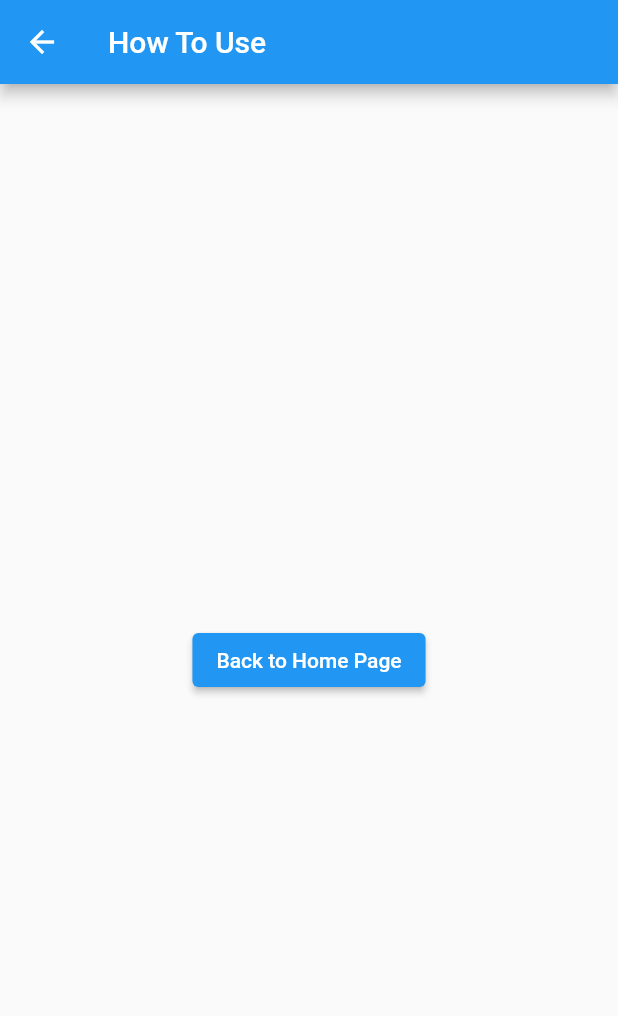
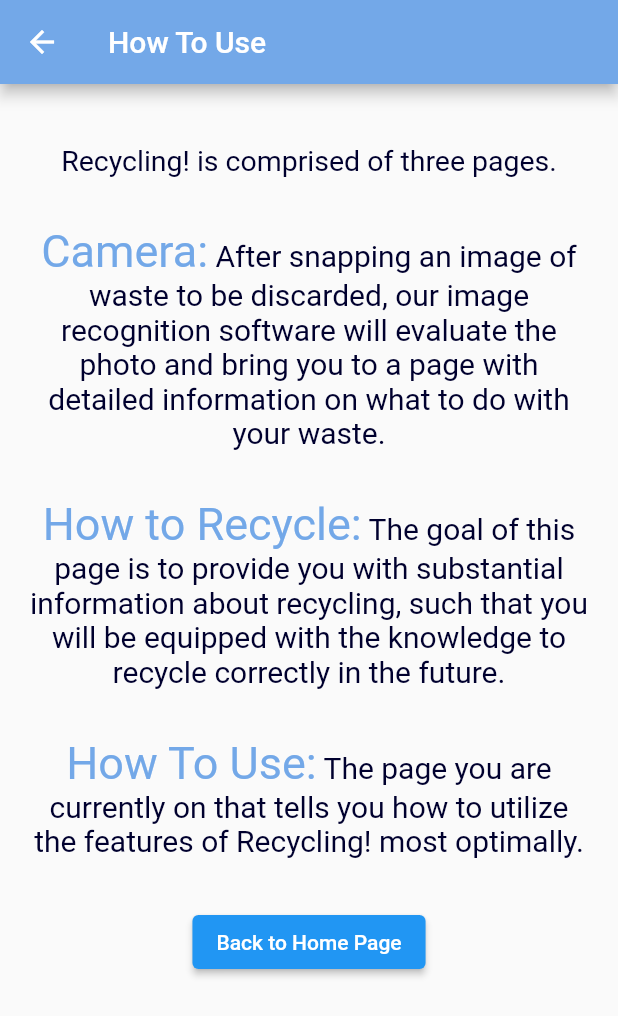
Before and after one commit to Vicolee/recycle-mobile-app, a Flutter app: the HowToUse screen opened directly, on a phone screen of 412 x 824 dp. Shown: the top 1016 px of the screen. Run offline on Flutter 3.47's test engine with Material 2 defaults, Android fonts, the phone set to English and light mode, and no system bars.

Commit message:
first commit

```diff
--- a/recycle_app/lib/how_to_use.dart
+++ b/recycle_app/lib/how_to_use.dart
@@ -1,20 +1,77 @@
 import 'package:flutter/material.dart';
+import 'package:flutter/gestures.dart';
+import 'package:recycle_app/camera.dart';
+import 'package:recycle_app/how_to_use.dart';
+import 'package:recycle_app/info.dart';
+import 'package:recycle_app/pgraph.dart';
 
 class HowToUse extends StatelessWidget {
   @override
   Widget build(BuildContext context) {
     return Scaffold(
         appBar: AppBar(
-        title: Text("How To Use"),
+          title: Text(
+            "How To Use",
+          ), // style: TextStyle(color: Color.fromRGBO(0, 0, 46, 1))
+          backgroundColor: Color.fromRGBO(115, 168, 232, 1),
         ),
-      body: Center(
-        child: ElevatedButton(
+        body: Container(
+          margin: new EdgeInsets.only(top: 40, left: 18, right: 18),
+          child: Column(
+            mainAxisSize: MainAxisSize.min,
+            children: <Widget>[
+              Center(
+                child: Text(
+                  'Recycling! is comprised of three pages.',
+                  style: TextStyle(
+                    color: Color.fromRGBO(0, 0, 46, 1),
+                    fontSize: 19,
+                  ),
+                  textAlign: TextAlign.center,
+                ),
+              ),
+              Text('\n'),
+
+              // Information about Camera page
+              // the word 'Camera' is linked to the Camera page (see Navigator.push...)
+              // 'Camera' also is enlarged
+              PGraph(
+                link: 'Camera:',
+                paragraph:
+                    ' After snapping an image of waste to be discarded, our image recognition software will evaluate the photo and bring you to a page with detailed information on what to do with your waste.',
+              ),
+
+              Text('\n'),
+
+              // Information about How To Recycle page
+              // the phrase 'How To Recycle' is linked to the Info page (see Navigator.push...)
+              // 'How To Recycle' also is enlarged
+              PGraph(
+                  link: 'How to Recycle:',
+                  paragraph:
+                      ' The goal of this page is to provide you with substantial information about recycling, such that you will be equipped with the knowledge to recycle correctly in the future.'),
+
+              Text('\n'),
+
+              // // Information about How to Use page
+              // the phrase 'How to Use' is linked to the How to Use page (see Navigator.push...)
+              // 'How to Use' also is enlarged
+              PGraph(
+                  link: 'How To Use:',
+                  paragraph:
+                      ' The page you are currently on that tells you how to utilize the features of Recycling! most optimally.'),
+
+              Text('\n'),
+
+              // TODO: COULD CHANGE THIS BUTTON INTO LOGO THAT GOES BACK TO HOME PAGE
+              ElevatedButton(
                 onPressed: () {
                   Navigator.pop(context);
                 },
                 child: Text('Back to Home Page'),
+              )
+            ],
           ),
-      ),
-    );
+        ));
   }
 }
--- /dev/null
+++ b/recycle_app/lib/pgraph.dart
@@ -0,0 +1,58 @@
+import 'package:flutter/material.dart';
+import 'package:flutter/gestures.dart';
+import 'package:recycle_app/camera.dart';
+import 'package:recycle_app/how_to_use.dart';
+import 'package:recycle_app/info.dart';
+
+class PGraph extends StatelessWidget {
+  // word to be linked
+  final String link;
+  // regular paragraph
+  final String paragraph;
+
+  PGraph({this.link, this.paragraph});
+
+  @override
+  Widget build(BuildContext context) {
+    return Center(
+        child: RichText(
+      text: TextSpan(
+        children: <TextSpan>[
+          TextSpan(
+              text: link,
+              style: TextStyle(
+                  // make linked word larger and a light blue
+                  color: Color.fromRGBO(115, 168, 232, 1),
+                  fontSize: 30),
+              recognizer: new TapGestureRecognizer()
+                ..onTap = () {
+                  // if link is camera, set link to Camera class
+                  if (link == 'Camera:') {
+                    Navigator.push(
+                      context,
+                      MaterialPageRoute(builder: (context) => Camera()),
+                    );
+                    // if link is info, set link to Info class
+                  } else if (link == 'How to Recycle:') {
+                    Navigator.push(
+                      context,
+                      MaterialPageRoute(builder: (context) => Info()),
+                    );
+                    // else link is how to use, don't do anything
+                    // because it should go to the same page
+                  } else {
+                    // Navigator.push(
+                    //   context,
+                    //   MaterialPageRoute(builder: (context) => HowToUse()),
+                    // );
+                    // DO NOTHING
+                  }
+                }),
+          TextSpan(text: paragraph),
+        ],
+        style: TextStyle(color: Color.fromRGBO(0, 0, 46, 1), fontSize: 20),
+      ),
+      textAlign: TextAlign.center,
+    ));
+  }
+}
```
Also changed, not shown: 1 other file. Lines whose indentation alone changed are shown as unchanged.
